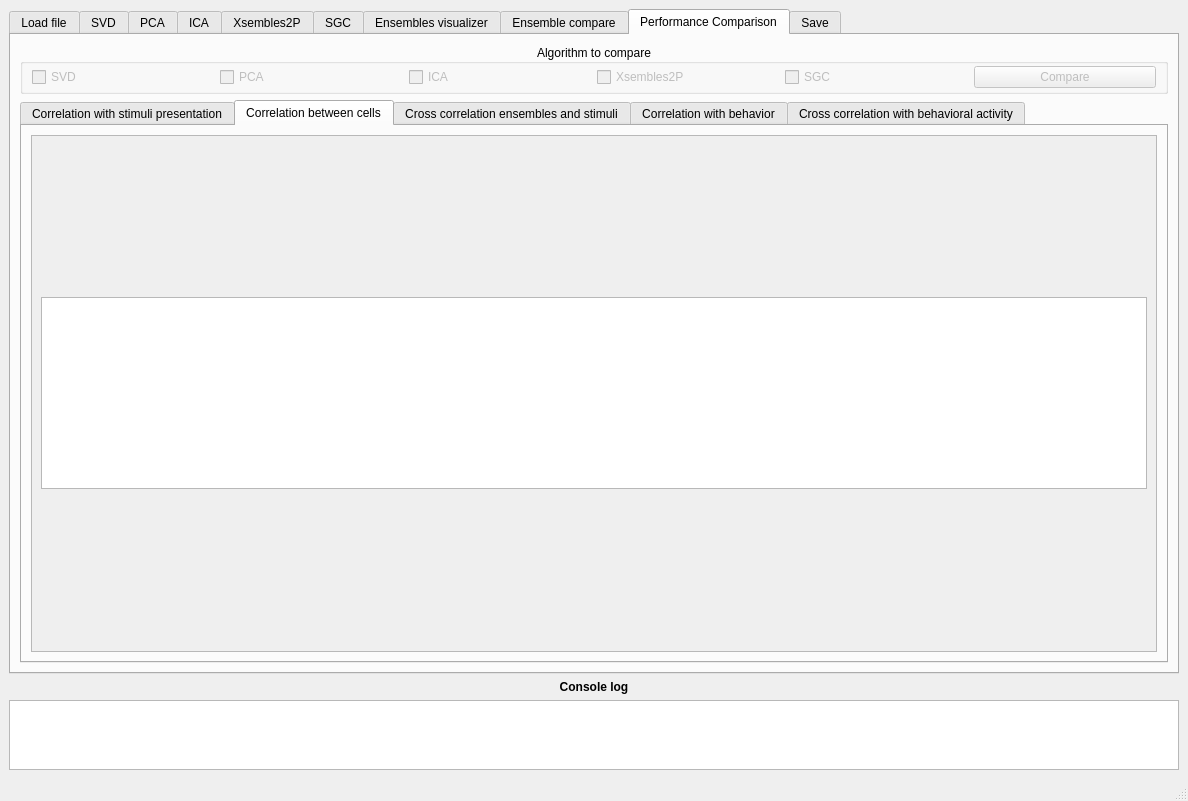
Old version of the form gui/MainWindow.ui in the repository rivelco/ENCORE.
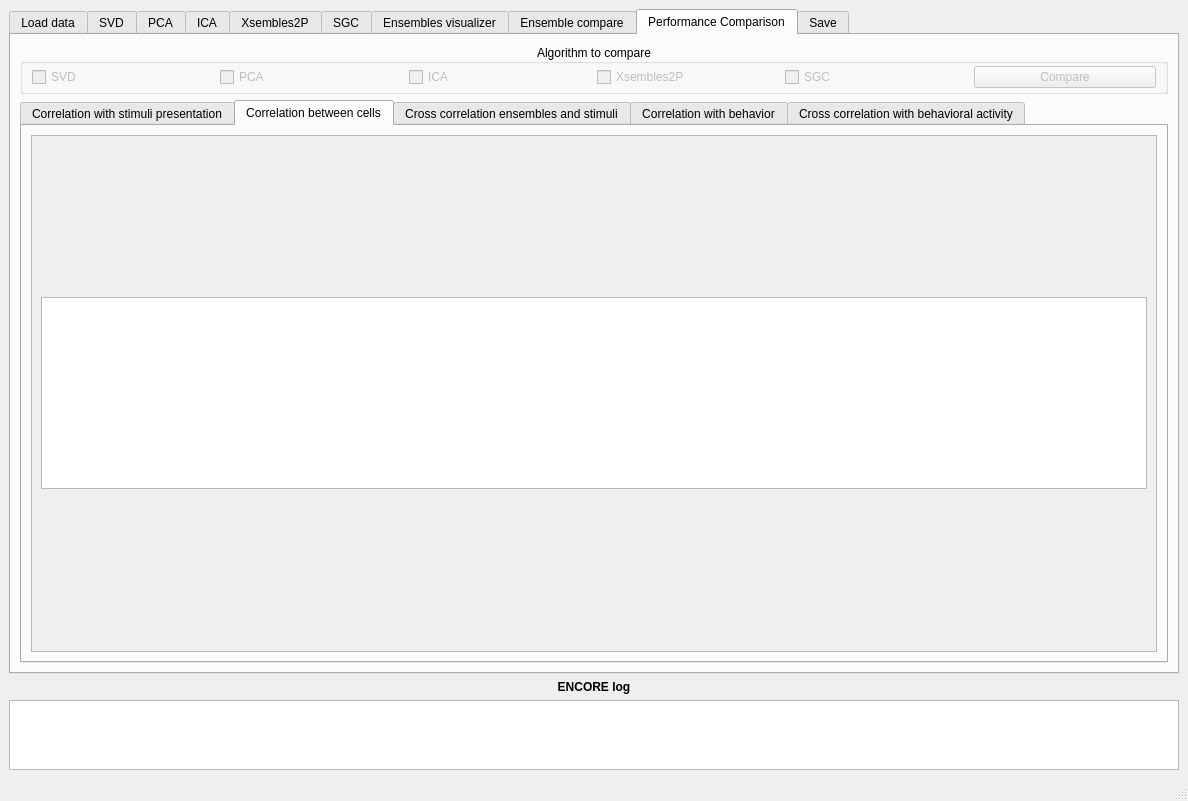
New version of the form. The open tabs and pages were chosen to show the change. Custom widgets are drawn as their Qt base class.

Patch:
```diff
--- a/gui/MainWindow.ui
+++ b/gui/MainWindow.ui
@@ -40,7 +40,7 @@
       </property>
       <widget class="QWidget" name="tab">
        <attribute name="title">
-        <string>Load file</string>
+        <string>Load data</string>
        </attribute>
        <layout class="QGridLayout" name="gridLayout">
         <item row="0" column="1" rowspan="2">
@@ -6008,7 +6008,7 @@
        </font>
       </property>
       <property name="text">
-       <string>Console log</string>
+       <string>ENCORE log</string>
       </property>
       <property name="alignment">
        <set>Qt::AlignCenter</set>
```
Left out of the diff: 24 changed lines with no effect on the pictures.
